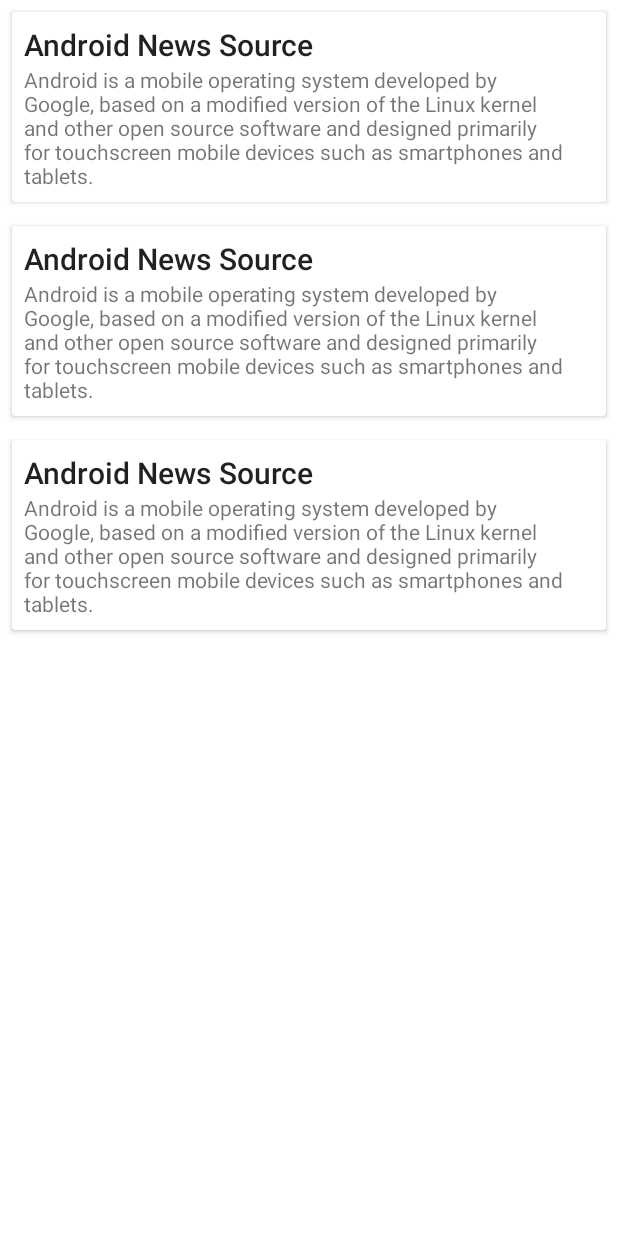
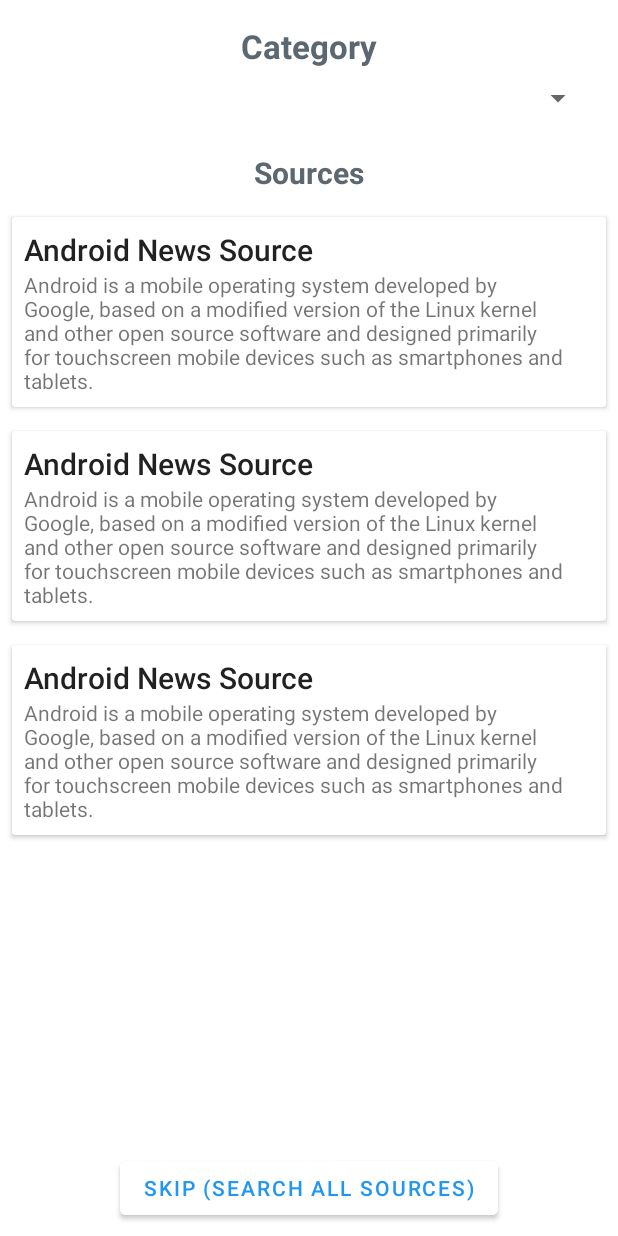
Before and after one commit to Hermanubis/android_news_app, an Android app: the layout activity_sources.xml on its own in the app's theme, with its tools: preview values and no code run, on a phone screen of 412 x 824 dp. Run offline under Robolectric (Android 15) with nearby library versions, the phone set to English and light mode, and no system bars.

Commit message:
Spinner added. Checkin 1 completed

```diff
--- a/Project1/app/src/main/java/edu/gwu/myapplication/sourceActivity.kt
+++ b/Project1/app/src/main/java/edu/gwu/myapplication/sourceActivity.kt
@@ -2,17 +2,23 @@ package edu.gwu.myapplication
 
 import android.content.Intent
 import android.os.Bundle
+import android.widget.*
 import androidx.appcompat.app.AppCompatActivity
 import androidx.recyclerview.widget.LinearLayoutManager
 import androidx.recyclerview.widget.RecyclerView
 
 class sourceActivity : AppCompatActivity() {
 
+    private lateinit var spinner: Spinner
     private lateinit var recyclerView: RecyclerView
+
+    var categories = arrayOf<String?>("Breaking", "World", "Politics", "Business", "Sports", "Entertainment")
 
     override fun onCreate(savedInstanceState: Bundle?) {
         super.onCreate(savedInstanceState)
         setContentView(R.layout.activity_sources)
+        spinner = findViewById(R.id.spinner)
+        //spinner.onItemSelectedListener = this
 
         // Retrieve data from the Intent that launched this screen
         val intent: Intent = getIntent()
@@ -20,6 +26,12 @@ class sourceActivity : AppCompatActivity() {
 
         val title = "Search for ${term}"
         setTitle(title)
+
+        val spinnerAdapter: ArrayAdapter<*> = ArrayAdapter<Any?>(
+            this, android.R.layout.simple_spinner_item, categories)
+
+        spinnerAdapter.setDropDownViewResource(android.R.layout.simple_spinner_dropdown_item)
+        spinner.adapter = spinnerAdapter
 
         val newsSource: List<sources> = getFakeTweets()
         recyclerView = findViewById(R.id.recyclerView)
--- a/Project1/app/src/main/res/layout/activity_sources.xml
+++ b/Project1/app/src/main/res/layout/activity_sources.xml
@@ -5,13 +5,66 @@
     android:layout_width="match_parent"
     android:layout_height="match_parent">
 
+    <TextView
+        android:id="@+id/category"
+        android:layout_width="wrap_content"
+        android:layout_height="wrap_content"
+        android:layout_marginStart="16dp"
+        android:layout_marginTop="16dp"
+        android:layout_marginEnd="16dp"
+        android:text="Category"
+        android:textAppearance="@style/TextAppearance.AppCompat.Large"
+        android:textColor="#5C6871"
+        android:textStyle="bold"
+        app:layout_constraintEnd_toEndOf="parent"
+        app:layout_constraintStart_toStartOf="parent"
+        app:layout_constraintTop_toTopOf="parent" />
+
+    <Spinner
+        android:id="@+id/spinner"
+        android:layout_width="match_parent"
+        android:layout_height="wrap_content"
+        android:layout_marginStart="16dp"
+        android:layout_marginTop="8dp"
+        android:layout_marginEnd="16dp"
+        app:layout_constraintEnd_toEndOf="parent"
+        app:layout_constraintStart_toStartOf="parent"
+        app:layout_constraintTop_toBottomOf="@+id/category" />
+
+    <TextView
+        android:id="@+id/sourcesText"
+        android:layout_width="wrap_content"
+        android:layout_height="wrap_content"
+        android:layout_marginTop="24dp"
+        android:text="Sources"
+        android:textColor="#5C6871"
+        android:textSize="20sp"
+        android:textStyle="bold"
+        app:layout_constraintEnd_toEndOf="parent"
+        app:layout_constraintStart_toStartOf="parent"
+        app:layout_constraintTop_toBottomOf="@+id/spinner" />
+
     <androidx.recyclerview.widget.RecyclerView
         android:id="@+id/recyclerView"
         android:layout_width="0dp"
         android:layout_height="0dp"
+        android:layout_marginTop="8dp"
+        android:layout_marginBottom="8dp"
+        app:layout_constraintBottom_toTopOf="@+id/skip"
+        app:layout_constraintEnd_toEndOf="parent"
+        app:layout_constraintStart_toStartOf="parent"
+        app:layout_constraintTop_toBottomOf="@+id/sourcesText"
+        tools:listitem="@layout/row_sources" />
+
+    <Button
+        android:id="@+id/skip"
+        android:layout_width="wrap_content"
+        android:layout_height="wrap_content"
+        android:layout_marginBottom="8dp"
+        android:backgroundTint="#FFFFFF"
+        android:text="SKIP (SEARCH ALL SOURCES)"
+        android:textColor="#2196F3"
         app:layout_constraintBottom_toBottomOf="parent"
         app:layout_constraintEnd_toEndOf="parent"
-        app:layout_constraintStart_toStartOf="parent"
-        app:layout_constraintTop_toTopOf="parent"
-        tools:listitem="@layout/row_sources" />
+        app:layout_constraintStart_toStartOf="parent" />
 </androidx.constraintlayout.widget.ConstraintLayout>
```
